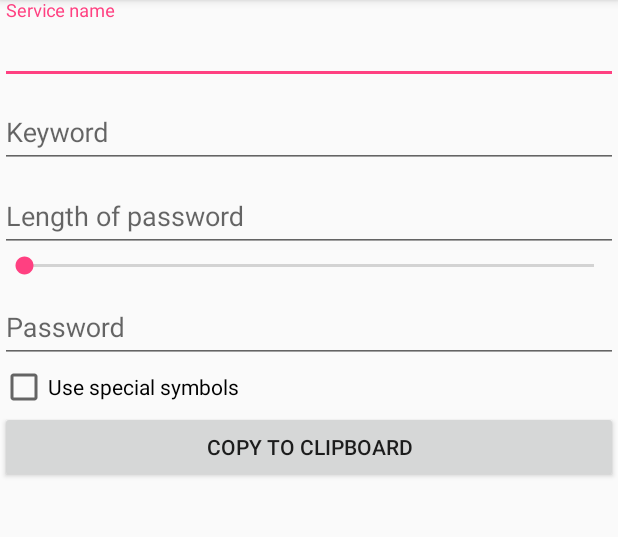
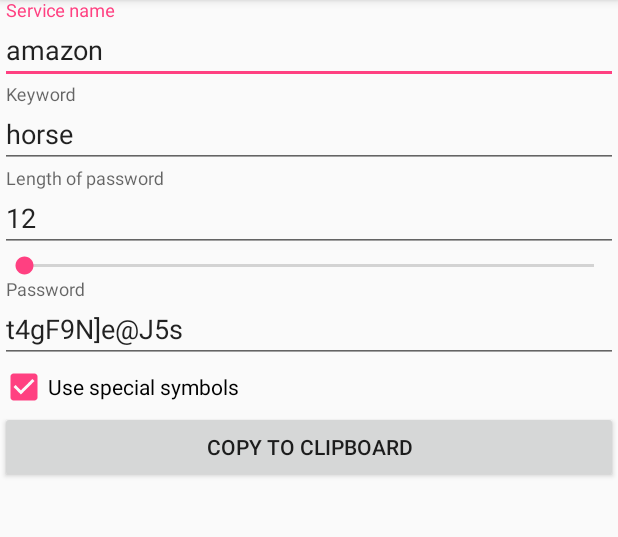
Before and after one commit to arkada38/Android-Password-Generator-Keyword, an Android app: the screen it shows after launch (MainActivity), on a phone screen of 412 x 824 dp, the part 84-621 px from its top. Run offline under Robolectric (Android 15) with nearby library versions, the phone set to English and light mode, and no system bars; our stand-ins replace data binding.

Commit message:
MVVM added

```diff
--- a/app/build.gradle
+++ b/app/build.gradle
@@ -17,6 +17,9 @@ android {
             proguardFiles getDefaultProguardFile('proguard-android.txt'), 'proguard-rules.pro'
         }
     }
+    dataBinding {
+        enabled = true
+    }
 }
 
 dependencies {
--- /dev/null
+++ b/app/src/main/java/com/arkada38/passwordgeneratorkeyword/GeneratorForm.java
@@ -0,0 +1,41 @@
+package com.arkada38.passwordgeneratorkeyword;
+
+import com.arkada38.passwordgeneratorkeyword.Models.Generator;
+
+import java.io.UnsupportedEncodingException;
+
+public class GeneratorForm {
+    private final String serviceName;
+    private final String keyword;
+    private final int passwordLength;
+    private final boolean useSpecialSymbols;
+    private final String password;
+
+    public GeneratorForm(String serviceName, String lastName, int passwordLength, boolean useSpecialSymbols) throws UnsupportedEncodingException {
+        this.serviceName = serviceName;
+        this.keyword = lastName;
+        this.passwordLength = passwordLength;
+        this.useSpecialSymbols = useSpecialSymbols;
+        this.password = Generator.generatePassword(serviceName, keyword, passwordLength, useSpecialSymbols);
+    }
+
+    public String getServiceName() {
+        return this.serviceName;
+    }
+
+    public String getKeyword() {
+        return this.keyword;
+    }
+
+    public int getPasswordLength() {
+        return this.passwordLength;
+    }
+
+    public boolean getUseSpecialSymbols() {
+        return this.useSpecialSymbols;
+    }
+
+    public String getPassword() {
+        return this.password;
+    }
+}
--- a/app/src/main/java/com/arkada38/passwordgeneratorkeyword/MainActivity.java
+++ b/app/src/main/java/com/arkada38/passwordgeneratorkeyword/MainActivity.java
@@ -1,13 +1,25 @@
 package com.arkada38.passwordgeneratorkeyword;
 
+import android.databinding.DataBindingUtil;
 import android.support.v7.app.AppCompatActivity;
 import android.os.Bundle;
+
+import com.arkada38.passwordgeneratorkeyword.databinding.ActivityMainBinding;
+
+import java.io.UnsupportedEncodingException;
 
 public class MainActivity extends AppCompatActivity {
 
     @Override
     protected void onCreate(Bundle savedInstanceState) {
         super.onCreate(savedInstanceState);
-        setContentView(R.layout.activity_main);
+        ActivityMainBinding binding = DataBindingUtil.setContentView(this, R.layout.activity_main);
+        GeneratorForm generatorForm = null;
+        try {
+            generatorForm = new GeneratorForm("amazon", "horse", 12, true);
+        } catch (UnsupportedEncodingException e) {
+            e.printStackTrace();
+        }
+        binding.setGeneratorForm(generatorForm);
     }
 }
--- a/app/src/main/res/layout/activity_main.xml
+++ b/app/src/main/res/layout/activity_main.xml
@@ -1,9 +1,12 @@
 <?xml version="1.0" encoding="utf-8"?>
-<LinearLayout xmlns:android="http://schemas.android.com/apk/res/android"
+<layout xmlns:android="http://schemas.android.com/apk/res/android">
+    <data>
+        <variable name="generatorForm" type="com.arkada38.passwordgeneratorkeyword.GeneratorForm"/>
+    </data>
+    <LinearLayout
         android:layout_width="match_parent"
         android:layout_height="match_parent"
         android:orientation="vertical">
-
 
         <android.support.design.widget.TextInputLayout
             android:layout_width="match_parent"
@@ -16,7 +19,8 @@
                 android:id="@+id/serviceName"
                 android:inputType="text"
                 android:hint="@string/service_name"
-            android:maxLines="1" />
+                android:maxLines="1"
+                android:text="@{generatorForm.serviceName}" />
 
         </android.support.design.widget.TextInputLayout>
 
@@ -31,7 +35,8 @@
                 android:ems="10"
                 android:id="@+id/keyword"
                 android:hint="@string/keyword"
-            android:maxLines="1" />
+                android:maxLines="1"
+                android:text="@{generatorForm.keyword}" />
 
         </android.support.design.widget.TextInputLayout>
 
@@ -46,7 +51,8 @@
                 android:ems="10"
                 android:id="@+id/lengthOfPassword"
                 android:hint="@string/length_of_password"
-            android:maxLines="1" />
+                android:maxLines="1"
+                android:text="@{Integer.toString(generatorForm.passwordLength)}" />
 
         </android.support.design.widget.TextInputLayout>
 
@@ -67,7 +73,8 @@
                 android:id="@+id/password"
                 android:inputType="text"
                 android:hint="@string/password"
-            android:maxLines="1" />
+                android:maxLines="1"
+                android:text="@{generatorForm.password}" />
 
         </android.support.design.widget.TextInputLayout>
 
@@ -75,7 +82,8 @@
             android:text="@string/use_special_symbols"
             android:layout_width="match_parent"
             android:layout_height="wrap_content"
-        android:id="@+id/useSpecialSymbols" />
+            android:id="@+id/useSpecialSymbols"
+            android:checked="@{generatorForm.useSpecialSymbols}" />
 
         <Button
             android:text="@string/copy_to_clipboard"
@@ -83,3 +91,4 @@
             android:layout_height="wrap_content"
             android:id="@+id/copyToClipboard" />
     </LinearLayout>
+</layout>
```
Also changed, not shown: app/src/main/ic_launcher-web.png (added), app/src/main/res/mipmap-hdpi/ic_launcher.png, app/src/main/res/mipmap-mdpi/ic_launcher.png, app/src/main/res/mipmap-xhdpi/ic_launcher.png, app/src/main/res/mipmap-xxhdpi/ic_launcher.png, app/src/main/res/mipmap-xxxhdpi/ic_launcher.png, 2 other files. Lines whose indentation alone changed are shown as unchanged.
